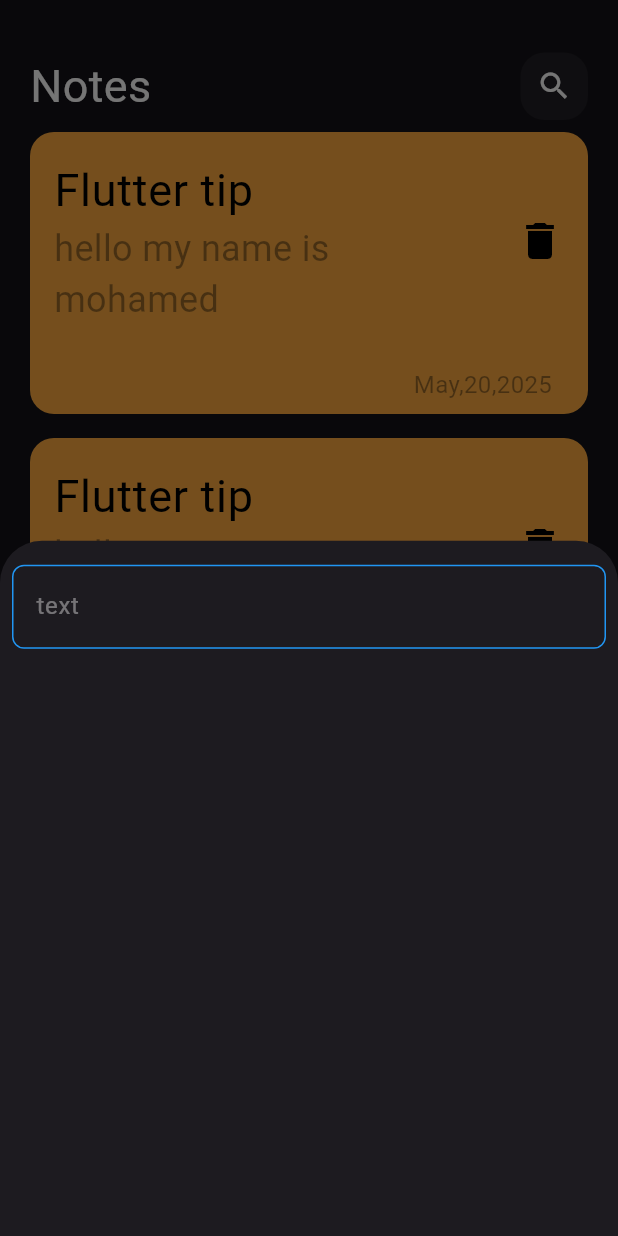
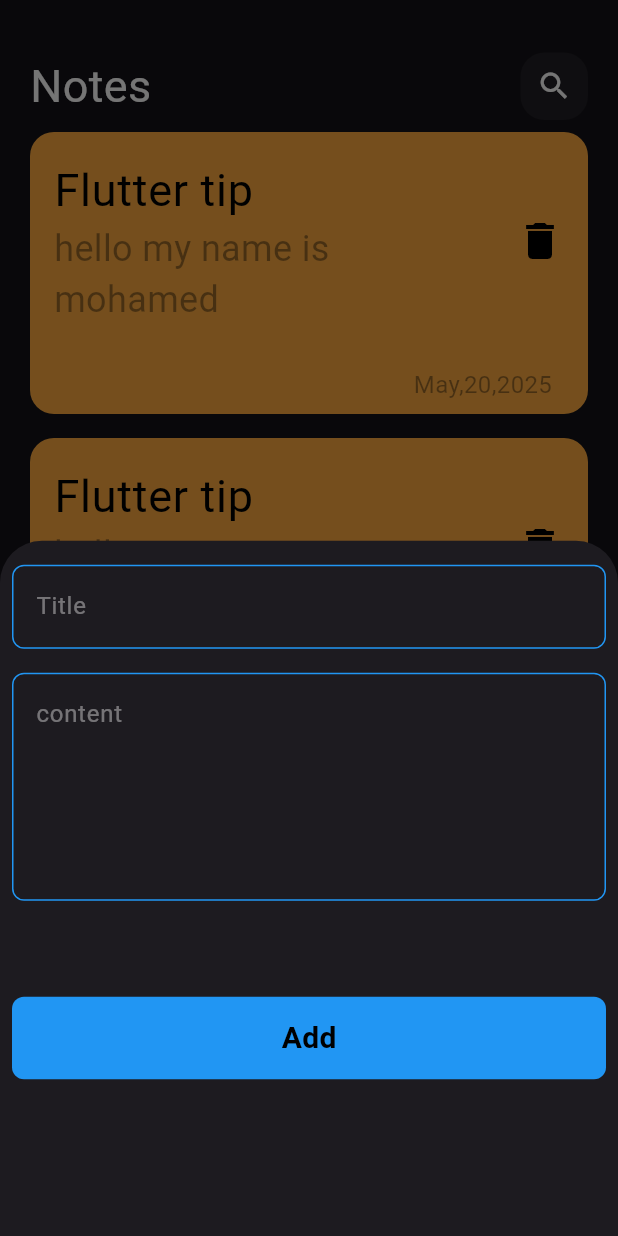
Before and after one commit to MohamedAnis12/notes_app, a Flutter app: the screen it shows after launch, after a tap on the "add" icon, on a phone screen of 412 x 824 dp. Run offline on Flutter 3.47's test engine with Material 3 defaults, Android fonts, the phone set to English and light mode, and no system bars.

Commit message:
edite page

```diff
--- /dev/null
+++ b/lib/views/Edite_Note_View.dart
@@ -0,0 +1,11 @@
+import 'package:flutter/material.dart';
+import 'package:todoapp/widgets/EditeNoteBody.dart';
+
+class EditeNoteView extends StatelessWidget {
+  const EditeNoteView({super.key});
+
+  @override
+  Widget build(BuildContext context) {
+    return Scaffold(body: EditeNoteBody());
+  }
+}
--- a/lib/views/Notes_View.dart
+++ b/lib/views/Notes_View.dart
@@ -1,5 +1,5 @@
 import 'package:flutter/material.dart';
-import 'package:todoapp/views/Notes_body.dart';
+import 'package:todoapp/widgets/Notes_body.dart';
 import 'package:todoapp/widgets/Add_Note_Bottom_Sheet.dart';
 
 class NotesPage extends StatelessWidget {
--- a/lib/widgets/Add_Note_Bottom_Sheet.dart
+++ b/lib/widgets/Add_Note_Bottom_Sheet.dart
@@ -1,4 +1,5 @@
 import 'package:flutter/material.dart';
+import 'package:todoapp/widgets/CustomButtom.dart';
 import 'package:todoapp/widgets/Custom_TextField.dart';
 
 class AddNoteBottomSheet extends StatelessWidget {
@@ -9,7 +10,19 @@ class AddNoteBottomSheet extends StatelessWidget {
     return Container(
       child: Padding(
         padding: const EdgeInsets.symmetric(horizontal: 8),
-        child: Column(children: [SizedBox(height: 16), CustomTextfield()]),
+        child: SingleChildScrollView(
+          child: Column(
+            children: [
+              SizedBox(height: 16),
+              CustomTextfield(hint: "Title"),
+              SizedBox(height: 16),
+              CustomTextfield(hint: "content", maxLines: 5),
+              SizedBox(height: 64),
+              CustomButtom(),
+              SizedBox(height: 256),
+            ],
+          ),
+        ),
       ),
     );
   }
--- /dev/null
+++ b/lib/widgets/CustomButtom.dart
@@ -0,0 +1,27 @@
+import 'package:flutter/material.dart';
+
+class CustomButtom extends StatelessWidget {
+  const CustomButtom({super.key});
+
+  @override
+  Widget build(BuildContext context) {
+    return Container(
+      height: 55,
+      width: MediaQuery.of(context).size.width,
+      decoration: BoxDecoration(
+        color: Colors.blue,
+        borderRadius: BorderRadius.circular(8),
+      ),
+      child: Center(
+        child: Text(
+          "Add",
+          style: TextStyle(
+            color: Colors.black,
+            fontSize: 20,
+            fontWeight: FontWeight.bold,
+          ),
+        ),
+      ),
+    );
+  }
+}
--- a/lib/widgets/Custom_TextField.dart
+++ b/lib/widgets/Custom_TextField.dart
@@ -1,26 +1,29 @@
 import 'package:flutter/material.dart';
 
 class CustomTextfield extends StatelessWidget {
-  const CustomTextfield({super.key});
+  const CustomTextfield({super.key, required this.hint, this.maxLines = 1});
+  final String hint;
+  final int maxLines;
 
   @override
   Widget build(BuildContext context) {
     return TextField(
-
+      maxLines: maxLines,
+      cursorColor: Colors.green,
       decoration: InputDecoration(
-        hintText: "text",
+        hintText: hint,
         hintStyle: TextStyle(color: Colors.white.withAlpha(100)),
         border: buildBorder(),
         enabledBorder: buildBorder(Colors.blue),
-        focusedBorder: buildBorder(Colors.green)
+        focusedBorder: buildBorder(Colors.green),
       ),
     );
   }
 
   OutlineInputBorder buildBorder([Color]) {
     return OutlineInputBorder(
-        borderRadius: BorderRadius.circular(8),
-        borderSide: BorderSide(color:Color?? Colors.white),
-      );
+      borderRadius: BorderRadius.circular(8),
+      borderSide: BorderSide(color: Color ?? Colors.white),
+    );
   }
 }
--- a/lib/widgets/Custom_note_app_bar.dart
+++ b/lib/widgets/Custom_note_app_bar.dart
@@ -2,17 +2,18 @@ import 'package:flutter/material.dart';
 import 'package:todoapp/widgets/Custom_sersh_icon.dart';
 
 class CustomNoteAppBar extends StatelessWidget {
-  const CustomNoteAppBar({super.key});
-
+  const CustomNoteAppBar({super.key, required this.icon, required this.title});
+final IconData icon;
+final String title;
   @override
   Widget build(BuildContext context) {
     return Container(
       height: 45,
       child: Row(
         children: [
-          Text("Notes", style: TextStyle(color: Colors.white, fontSize: 30)),
+          Text(title, style: TextStyle(color: Colors.white, fontSize: 30)),
           Spacer(),
-          CustomSershIcon(),
+          CustomSershIcon(icon: icon,),
         ],
       ),
     );
--- a/lib/widgets/Custom_sersh_icon.dart
+++ b/lib/widgets/Custom_sersh_icon.dart
@@ -1,14 +1,14 @@
 import 'package:flutter/material.dart';
 
 class CustomSershIcon extends StatelessWidget {
-  const CustomSershIcon({super.key});
-
+  const CustomSershIcon({super.key, required this.icon});
+final IconData icon;
   @override
   Widget build(BuildContext context) {
     return Container(
       height: 45,
       width: 45,
-      child: Center(child: Icon(Icons.search)),
+      child: Center(child: Icon(icon)),
       decoration: BoxDecoration(
         borderRadius: BorderRadius.circular(16),
         color: Colors.white.withValues(alpha: .05),
--- a/lib/widgets/Custome_Note_Item.dart
+++ b/lib/widgets/Custome_Note_Item.dart
@@ -1,11 +1,23 @@
 import 'package:flutter/material.dart';
+import 'package:todoapp/views/Edite_Note_View.dart';
 
 class CustomeNoteItem extends StatelessWidget {
   const CustomeNoteItem({super.key});
 
   @override
   Widget build(BuildContext context) {
-    return Container(
+    return GestureDetector(
+      onTap: () {
+        Navigator.push(
+          context,
+          MaterialPageRoute(
+            builder: (context) {
+              return EditeNoteView();
+            },
+          ),
+        );
+      },
+      child: Container(
         padding: EdgeInsets.only(left: 16, right: 8, top: 8, bottom: 8),
         decoration: BoxDecoration(
           color: Colors.orangeAccent,
@@ -45,6 +57,7 @@ class CustomeNoteItem extends StatelessWidget {
             ),
           ],
         ),
+      ),
     );
   }
 }
--- /dev/null
+++ b/lib/widgets/EditeNoteBody.dart
@@ -0,0 +1,19 @@
+import 'package:flutter/material.dart';
+import 'package:todoapp/widgets/Custom_note_app_bar.dart';
+
+class EditeNoteBody extends StatelessWidget {
+  const EditeNoteBody({super.key});
+
+  @override
+  Widget build(BuildContext context) {
+    return Padding(
+      padding: const EdgeInsets.all(20.0),
+      child: Column(
+          children: const [
+            SizedBox(height: 15),
+            CustomNoteAppBar(icon: Icons.check,title: "Edite",),
+          ],
+
+      ));
+  }
+}
--- a/lib/views/Notes_body.dart
+++ b/lib/widgets/Notes_body.dart
@@ -12,7 +12,7 @@ class NotesBody extends StatelessWidget {
         child: Column(
           children: const [
             SizedBox(height: 15),
-            CustomNoteAppBar(),
+            CustomNoteAppBar(icon: Icons.search,title: "Notes",),
             Expanded(child: ItemsListView()),
           ],
         ),
```
Lines whose indentation alone changed are shown as unchanged.
